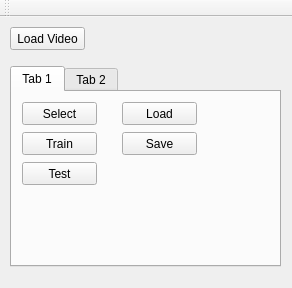
Old version of the form BvTraining/trainingwindow.ui in the repository iti-luebeck/HANSE2011.
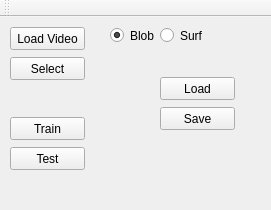
New version of the form.

Patch:
```diff
--- a/BvTraining/trainingwindow.ui
+++ b/BvTraining/trainingwindow.ui
@@ -6,35 +6,61 @@
    <rect>
     <x>0</x>
     <y>0</y>
-    <width>292</width>
-    <height>288</height>
+    <width>271</width>
+    <height>210</height>
    </rect>
   </property>
   <property name="windowTitle">
    <string>TrainingWindow</string>
   </property>
   <widget class="QWidget" name="centralWidget">
-   <widget class="QTabWidget" name="tabWidget">
+   <widget class="QPushButton" name="loadButton">
     <property name="geometry">
      <rect>
       <x>10</x>
-      <y>49</y>
-      <width>271</width>
-      <height>201</height>
+      <y>10</y>
+      <width>75</width>
+      <height>23</height>
      </rect>
     </property>
-    <property name="currentIndex">
-     <number>0</number>
+    <property name="text">
+     <string>Load Video</string>
     </property>
-    <widget class="QWidget" name="tab">
-     <attribute name="title">
-      <string>Tab 1</string>
-     </attribute>
+   </widget>
+   <widget class="QRadioButton" name="blobRadioButton">
+    <property name="geometry">
+     <rect>
+      <x>110</x>
+      <y>10</y>
+      <width>51</width>
+      <height>17</height>
+     </rect>
+    </property>
+    <property name="text">
+     <string>Blob</string>
+    </property>
+    <property name="checked">
+     <bool>true</bool>
+    </property>
+   </widget>
+   <widget class="QRadioButton" name="surfRadioButton">
+    <property name="geometry">
+     <rect>
+      <x>160</x>
+      <y>10</y>
+      <width>51</width>
+      <height>17</height>
+     </rect>
+    </property>
+    <property name="text">
+     <string>Surf</string>
+    </property>
+   </widget>
      <widget class="QPushButton" name="selectButton">
       <property name="geometry">
        <rect>
         <x>10</x>
-        <y>10</y>
+      <y>40</y>
         <width>75</width>
         <height>23</height>
        </rect>
@@ -43,37 +69,11 @@
        <string>Select</string>
       </property>
      </widget>
-     <widget class="QPushButton" name="trainButton">
-      <property name="geometry">
-       <rect>
-        <x>10</x>
-        <y>40</y>
-        <width>75</width>
-        <height>23</height>
-       </rect>
-      </property>
-      <property name="text">
-       <string>Train</string>
-      </property>
-     </widget>
-     <widget class="QPushButton" name="testButton">
-      <property name="geometry">
-       <rect>
-        <x>10</x>
-        <y>70</y>
-        <width>75</width>
-        <height>23</height>
-       </rect>
-      </property>
-      <property name="text">
-       <string>Test</string>
-      </property>
-     </widget>
      <widget class="QPushButton" name="loadBlobButton">
       <property name="geometry">
        <rect>
-        <x>110</x>
-        <y>10</y>
+      <x>160</x>
+      <y>60</y>
         <width>75</width>
         <height>23</height>
        </rect>
@@ -85,8 +85,8 @@
      <widget class="QPushButton" name="saveBlobButton">
       <property name="geometry">
        <rect>
-        <x>110</x>
-        <y>40</y>
+      <x>160</x>
+      <y>90</y>
         <width>75</width>
         <height>23</height>
        </rect>
@@ -95,24 +95,30 @@
        <string>Save</string>
       </property>
      </widget>
-    </widget>
-    <widget class="QWidget" name="tab_2">
-     <attribute name="title">
-      <string>Tab 2</string>
-     </attribute>
-    </widget>
-   </widget>
-   <widget class="QPushButton" name="loadButton">
+   <widget class="QPushButton" name="trainButton">
+    <property name="geometry">
+     <rect>
+      <x>10</x>
+      <y>100</y>
+      <width>75</width>
+      <height>23</height>
+     </rect>
+    </property>
+    <property name="text">
+     <string>Train</string>
+    </property>
+   </widget>
+   <widget class="QPushButton" name="testButton">
     <property name="geometry">
      <rect>
       <x>10</x>
-      <y>10</y>
+      <y>130</y>
       <width>75</width>
       <height>23</height>
      </rect>
     </property>
     <property name="text">
-     <string>Load Video</string>
+     <string>Test</string>
     </property>
    </widget>
   </widget>
@@ -121,7 +127,7 @@
     <rect>
      <x>0</x>
      <y>0</y>
-     <width>292</width>
+     <width>271</width>
      <height>21</height>
     </rect>
    </property>
```
Lines whose indentation alone changed are shown as unchanged.
